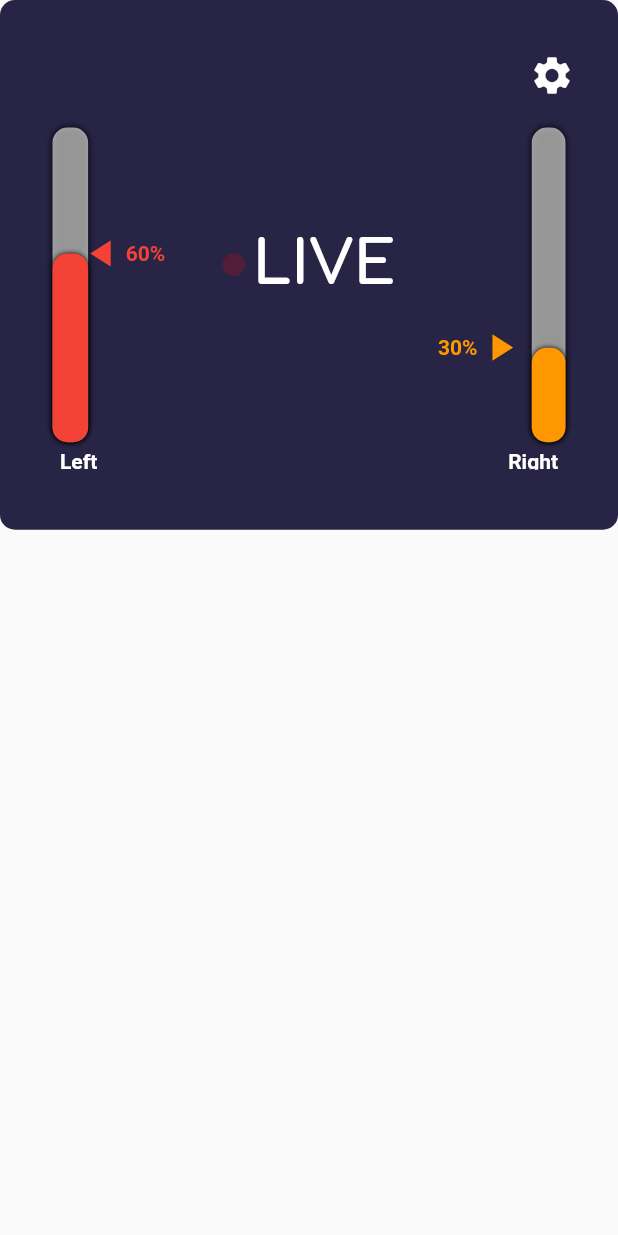
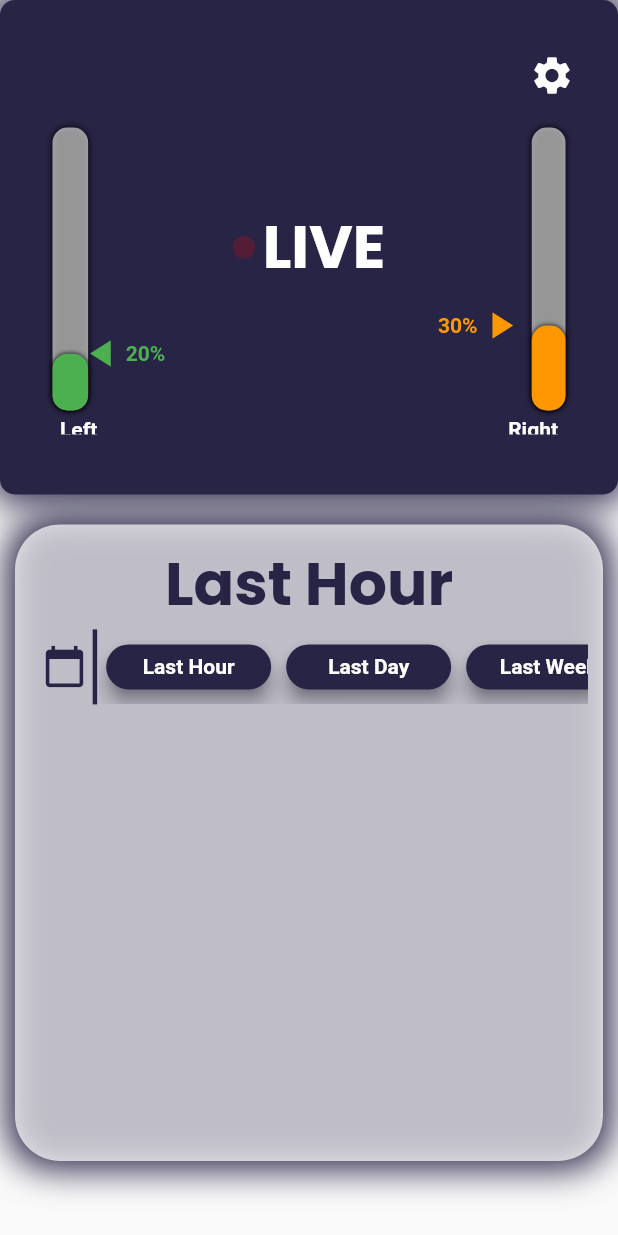
Before and after one commit to klei01/sandbox, a Flutter app: the screen it shows after launch, on a phone screen of 412 x 824 dp. Run offline on Flutter 3.47's test engine with Material 2 defaults, Android fonts, the light colour scheme and no system bars; our stand-ins replace google_fonts.

Commit message:
Body Start

```diff
--- /dev/null
+++ b/lib/body.dart
@@ -0,0 +1,88 @@
+import 'package:flutter/material.dart';
+import 'package:google_fonts/google_fonts.dart';
+import 'package:sandbox/timePeriodButton.dart';
+
+class Body extends StatefulWidget {
+  @override
+  State<Body> createState() => _BodyState();
+}
+
+class _BodyState extends State<Body> {
+  String timePeriod = "Last Hour";
+
+  void changeTitle(String text) {
+    setState(() {
+      timePeriod = text;
+    });
+  }
+
+  @override
+  Widget build(BuildContext context) {
+    return Expanded(
+      flex: 6,
+      child: Container(
+        width: double.infinity,
+        padding: EdgeInsets.all(10),
+        margin: EdgeInsets.fromLTRB(10, 20, 10, 50),
+        decoration: BoxDecoration(
+            color: Colors.white70,
+            borderRadius: BorderRadius.circular(30),
+            boxShadow: [
+              BoxShadow(
+                  blurRadius: 20.0,
+                  spreadRadius: 5.0,
+                  color: Color.fromARGB(255, 40, 36, 69))
+            ]),
+        child: Column(
+          children: [
+            Text(
+              timePeriod,
+              style: GoogleFonts.poppins(
+                  fontSize: 40,
+                  color: Color.fromARGB(255, 40, 36, 69),
+                  fontWeight: FontWeight.bold),
+            ),
+            Container(
+              height: 50,
+              child: Row(children: [
+                Expanded(
+                  flex: 1,
+                  child: IconButton(
+                      iconSize: 30,
+                      onPressed: () {},
+                      icon: Icon(
+                        Icons.calendar_today,
+                        color: Color.fromARGB(255, 40, 36, 69),
+                      )),
+                ),
+                VerticalDivider(
+                  color: Color.fromARGB(255, 40, 36, 69),
+                  width: 5,
+                  thickness: 3,
+                ),
+                Expanded(
+                  flex: 8,
+                  child: ListView(
+                    shrinkWrap: true,
+                    physics: BouncingScrollPhysics(),
+                    scrollDirection: Axis.horizontal,
+                    children: [
+                      TimePeriodButton(
+                          "Last Hour", () => changeTitle("Last Hour")),
+                      TimePeriodButton(
+                          "Last Day", () => changeTitle("Last Day")),
+                      TimePeriodButton(
+                          "Last Week", () => changeTitle("Last Week")),
+                      TimePeriodButton(
+                          "Last Month", () => changeTitle("Last Month")),
+                    ],
+                  ),
+                ),
+              ]),
+            )
+          ],
+        ),
+      ),
+    );
+  }
+}
--- /dev/null
+++ b/lib/header.dart
@@ -0,0 +1,74 @@
+import 'package:flutter/material.dart';
+import 'package:google_fonts/google_fonts.dart';
+import 'package:sandbox/weightIndicatorLeft.dart';
+import 'package:sandbox/weightIndicatorRight.dart';
+
+class Header extends StatelessWidget {
+  final AnimationController controller;
+  Header(this.controller);
+  @override
+  Widget build(BuildContext context) {
+    return Expanded(
+      flex: 4,
+      child: Container(
+          padding: EdgeInsets.all(35),
+          decoration: BoxDecoration(
+              color: Color.fromARGB(255, 40, 36, 69),
+              borderRadius: BorderRadius.circular(10.0),
+              boxShadow: [
+                BoxShadow(
+                    blurRadius: 20.0,
+                    spreadRadius: 5.0,
+                    color: Color.fromARGB(255, 40, 36, 69))
+              ]),
+          child: Stack(
+            alignment: Alignment.center,
+            children: [
+              Align(
+                alignment: Alignment.bottomLeft,
+                child: WeightIndicatorLeft(controller.value, "Left"),
+              ),
+              Align(
+                alignment: Alignment.bottomRight,
+                child: WeightIndicatorRight(0.3, "Right"),
+              ),
+              Align(
+                alignment: Alignment.topRight,
+                child: IconButton(
+                  padding: EdgeInsets.zero,
+                  constraints: BoxConstraints(),
+                  icon: Icon(
+                    Icons.settings,
+                    size: 30,
+                    color: Colors.white,
+                  ),
+                  onPressed: () {},
+                ),
+              ),
+              Align(
+                alignment: Alignment.center,
+                child: Row(mainAxisSize: MainAxisSize.min, children: [
+                  Container(
+                    width: 15,
+                    decoration: BoxDecoration(
+                        color: Color.fromARGB(
+                            (controller.value * 255).round(), 255, 0, 0),
+                        shape: BoxShape.circle),
+                  ),
+                  Container(
+                    width: 5,
+                  ),
+                  Text(
+                    "LIVE",
+                    style: GoogleFonts.poppins(
+                        fontSize: 40,
+                        color: Colors.white,
+                        fontWeight: FontWeight.bold),
+                  ),
+                ]),
+              )
+            ],
+          )),
+    );
+  }
+}
--- a/lib/main.dart
+++ b/lib/main.dart
@@ -1,7 +1,11 @@
 import 'dart:math';
 
 import 'package:flutter/material.dart';
+import 'package:flutter/physics.dart';
 import 'package:google_fonts/google_fonts.dart';
+import 'package:sandbox/body.dart';
+import 'package:sandbox/header.dart';
+import 'package:sandbox/timePeriodButton.dart';
 import 'package:sandbox/weightIndicatorLeft.dart';
 import 'package:sandbox/weightIndicatorRight.dart';
 
@@ -33,24 +37,16 @@ class MyHomePage extends StatefulWidget {
 
 class _MyHomePageState extends State<MyHomePage> with TickerProviderStateMixin {
   AnimationController controller;
-  AnimationController controller2;
 
   @override
   void initState() {
     controller = AnimationController(
       vsync: this,
-      duration: const Duration(seconds: 3),
+      duration: const Duration(seconds: 1),
     )..addListener(() {
         setState(() {});
       });
     controller.repeat(reverse: true);
-    controller2 = AnimationController(
-      vsync: this,
-      duration: const Duration(seconds: 1),
-    )..addListener(() {
-        setState(() {});
-      });
-    controller2.repeat(reverse: true);
     super.initState();
   }
 
@@ -62,69 +58,6 @@ class _MyHomePageState extends State<MyHomePage> with TickerProviderStateMixin {
 
   @override
   Widget build(BuildContext context) {
-    return Scaffold(
-        body: Column(children: [
-      Expanded(
-        flex: 6,
-        child: Container(
-            padding: EdgeInsets.all(35),
-            decoration: BoxDecoration(
-              color: Color.fromARGB(255, 40, 36, 69),
-              borderRadius: BorderRadius.circular(10.0),
-            ),
-            child: Stack(
-              alignment: Alignment.center,
-              children: [
-                Align(
-                  alignment: Alignment.bottomLeft,
-                  child: WeightIndicatorLeft(controller.value, "Left"),
-                ),
-                Align(
-                  alignment: Alignment.bottomRight,
-                  child: WeightIndicatorRight(0.3, "Right"),
-                ),
-                Align(
-                  alignment: Alignment.topRight,
-                  child: IconButton(
-                    padding: EdgeInsets.zero,
-                    constraints: BoxConstraints(),
-                    icon: Icon(
-                      Icons.settings,
-                      size: 30,
-                      color: Colors.white,
-                    ),
-                    onPressed: () {},
-                  ),
-                ),
-                Align(
-                  alignment: Alignment.center,
-                  child: Row(mainAxisSize: MainAxisSize.min, children: [
-                    Container(
-                      width: 15,
-                      decoration: BoxDecoration(
-                          color: Color.fromARGB(
-                              (controller2.value * 255).round(), 255, 0, 0),
-                          shape: BoxShape.circle),
-                    ),
-                    Container(
-                      width: 5,
-                    ),
-                    Text(
-                      "LIVE",
-                      style: GoogleFonts.comfortaa(
-                          fontSize: 40,
-                          color: Colors.white,
-                          fontWeight: FontWeight.bold),
-                    ),
-                  ]),
-                )
-              ],
-            )),
-      ),
-      Expanded(
-        flex: 8,
-        child: Container(),
-      ),
-    ]));
+    return Scaffold(body: Column(children: [Header(controller), Body()]));
   }
 }
--- /dev/null
+++ b/lib/timePeriodButton.dart
@@ -0,0 +1,29 @@
+import 'package:flutter/material.dart';
+import 'package:google_fonts/google_fonts.dart';
+import 'package:sandbox/main.dart';
+
+class TimePeriodButton extends StatelessWidget {
+  final String label;
+  final Function changeTitle;
+  TimePeriodButton(this.label, this.changeTitle);
+  @override
+  Widget build(BuildContext context) {
+    return Container(
+      width: 120,
+      padding: EdgeInsets.symmetric(horizontal: 5, vertical: 10),
+      child: TextButton(
+          onPressed: changeTitle,
+          child: Text(
+            this.label,
+            style: GoogleFonts.roboto(fontWeight: FontWeight.bold),
+          ),
+          style: ElevatedButton.styleFrom(
+              onPrimary: Colors.white,
+              primary: Color.fromARGB(255, 40, 36, 69),
+              shape: StadiumBorder(),
+              padding: EdgeInsets.fromLTRB(0, 5, 0, 5),
+              shadowColor: Color.fromARGB(255, 40, 36, 69),
+              elevation: 5)),
+    );
+  }
+}
--- a/pubspec.yaml
+++ b/pubspec.yaml
@@ -29,6 +29,7 @@ dependencies:
   # Use with the CupertinoIcons class for iOS style icons.
   cupertino_icons: ^1.0.2
   google_fonts: ^2.1.0
+  fl_chart: ^0.40.2
 
 dev_dependencies:
   flutter_test:
```
Also changed, not shown: pubspec.lock, 3 other files.
